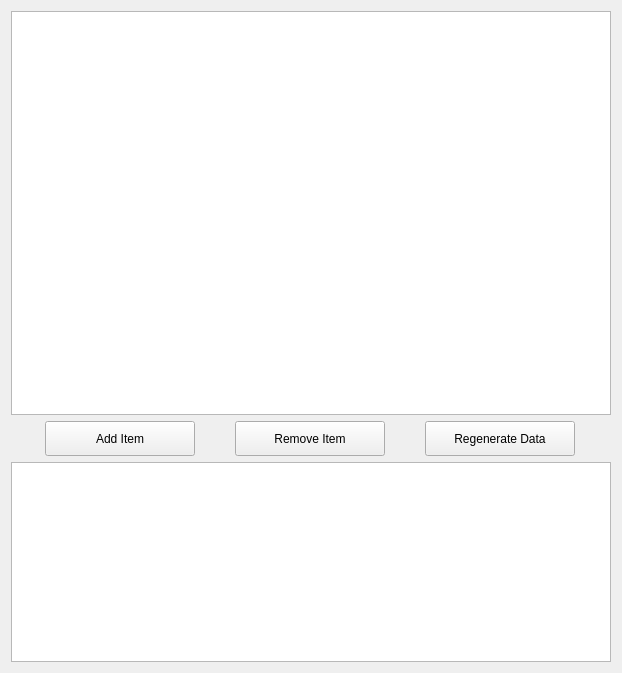
The window that treeview.ui (LiDongKhong/MyPYQt5) describes before a commit, drawn with Qt 5.
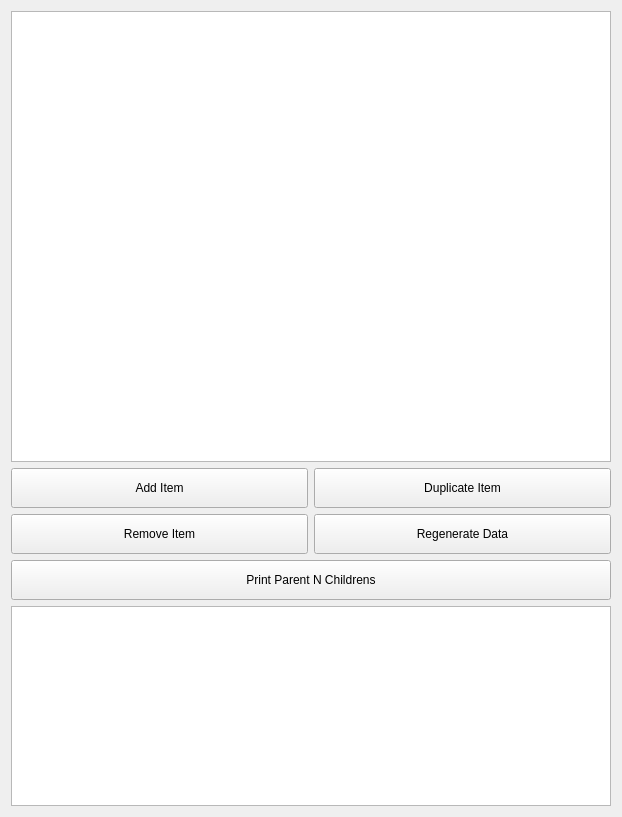
The same window after the commit. Custom widgets are drawn as their Qt base class.

Commit message: treeview drag drop

```diff
--- a/treeview.ui
+++ b/treeview.ui
@@ -7,7 +7,7 @@
     <x>0</x>
     <y>0</y>
     <width>622</width>
-    <height>673</height>
+    <height>817</height>
    </rect>
   </property>
   <property name="windowTitle">
@@ -25,25 +25,40 @@
      <property name="focusPolicy">
       <enum>Qt::NoFocus</enum>
      </property>
+     <property name="dragEnabled">
+      <bool>true</bool>
+     </property>
+     <property name="dragDropMode">
+      <enum>QAbstractItemView::InternalMove</enum>
+     </property>
+     <property name="alternatingRowColors">
+      <bool>true</bool>
+     </property>
      <property name="selectionMode">
       <enum>QAbstractItemView::ExtendedSelection</enum>
      </property>
     </widget>
    </item>
    <item>
-    <layout class="QHBoxLayout" name="edit_horizontalLayout">
-     <item>
+    <layout class="QGridLayout" name="buttons_gridLayout">
+     <item row="0" column="0">
       <widget class="QPushButton" name="add_pushButton">
+       <property name="sizePolicy">
+        <sizepolicy hsizetype="MinimumExpanding" vsizetype="Fixed">
+         <horstretch>0</horstretch>
+         <verstretch>0</verstretch>
+        </sizepolicy>
+       </property>
        <property name="minimumSize">
         <size>
-         <width>150</width>
-         <height>35</height>
+         <width>0</width>
+         <height>40</height>
         </size>
        </property>
        <property name="maximumSize">
         <size>
-         <width>150</width>
-         <height>35</height>
+         <width>16777215</width>
+         <height>40</height>
         </size>
        </property>
        <property name="text">
@@ -51,18 +66,49 @@
        </property>
       </widget>
      </item>
-     <item>
+     <item row="0" column="1">
+      <widget class="QPushButton" name="duplicate_pushButton">
+       <property name="sizePolicy">
+        <sizepolicy hsizetype="MinimumExpanding" vsizetype="Fixed">
+         <horstretch>0</horstretch>
+         <verstretch>0</verstretch>
+        </sizepolicy>
+       </property>
+       <property name="minimumSize">
+        <size>
+         <width>0</width>
+         <height>40</height>
+        </size>
+       </property>
+       <property name="maximumSize">
+        <size>
+         <width>16777215</width>
+         <height>40</height>
+        </size>
+       </property>
+       <property name="text">
+        <string>Duplicate Item</string>
+       </property>
+      </widget>
+     </item>
+     <item row="1" column="0">
       <widget class="QPushButton" name="remove_pushButton">
+       <property name="sizePolicy">
+        <sizepolicy hsizetype="MinimumExpanding" vsizetype="Fixed">
+         <horstretch>0</horstretch>
+         <verstretch>0</verstretch>
+        </sizepolicy>
+       </property>
        <property name="minimumSize">
         <size>
-         <width>150</width>
-         <height>35</height>
+         <width>0</width>
+         <height>40</height>
         </size>
        </property>
        <property name="maximumSize">
         <size>
-         <width>150</width>
-         <height>35</height>
+         <width>16777215</width>
+         <height>40</height>
         </size>
        </property>
        <property name="text">
@@ -70,18 +116,24 @@
        </property>
       </widget>
      </item>
-     <item>
+     <item row="1" column="1">
       <widget class="QPushButton" name="regen_pushButton">
+       <property name="sizePolicy">
+        <sizepolicy hsizetype="MinimumExpanding" vsizetype="Fixed">
+         <horstretch>0</horstretch>
+         <verstretch>0</verstretch>
+        </sizepolicy>
+       </property>
        <property name="minimumSize">
         <size>
-         <width>150</width>
-         <height>35</height>
+         <width>0</width>
+         <height>40</height>
         </size>
        </property>
        <property name="maximumSize">
         <size>
-         <width>150</width>
-         <height>35</height>
+         <width>16777215</width>
+         <height>40</height>
         </size>
        </property>
        <property name="text">
@@ -91,6 +143,31 @@
      </item>
     </layout>
    </item>
+   <item>
+    <widget class="QPushButton" name="printTree_pushButton">
+     <property name="sizePolicy">
+      <sizepolicy hsizetype="MinimumExpanding" vsizetype="Fixed">
+       <horstretch>0</horstretch>
+       <verstretch>0</verstretch>
+      </sizepolicy>
+     </property>
+     <property name="minimumSize">
+      <size>
+       <width>0</width>
+       <height>40</height>
+      </size>
+     </property>
+     <property name="maximumSize">
+      <size>
+       <width>16777215</width>
+       <height>40</height>
+      </size>
+     </property>
+     <property name="text">
+      <string>Print Parent N Childrens</string>
+     </property>
+    </widget>
+   </item>
    <item>
     <widget class="QTextEdit" name="textEdit">
      <property name="minimumSize">
```
Left out of the diff: 2 changed lines with no effect on the pictures. The commit also changes 2 other files.
